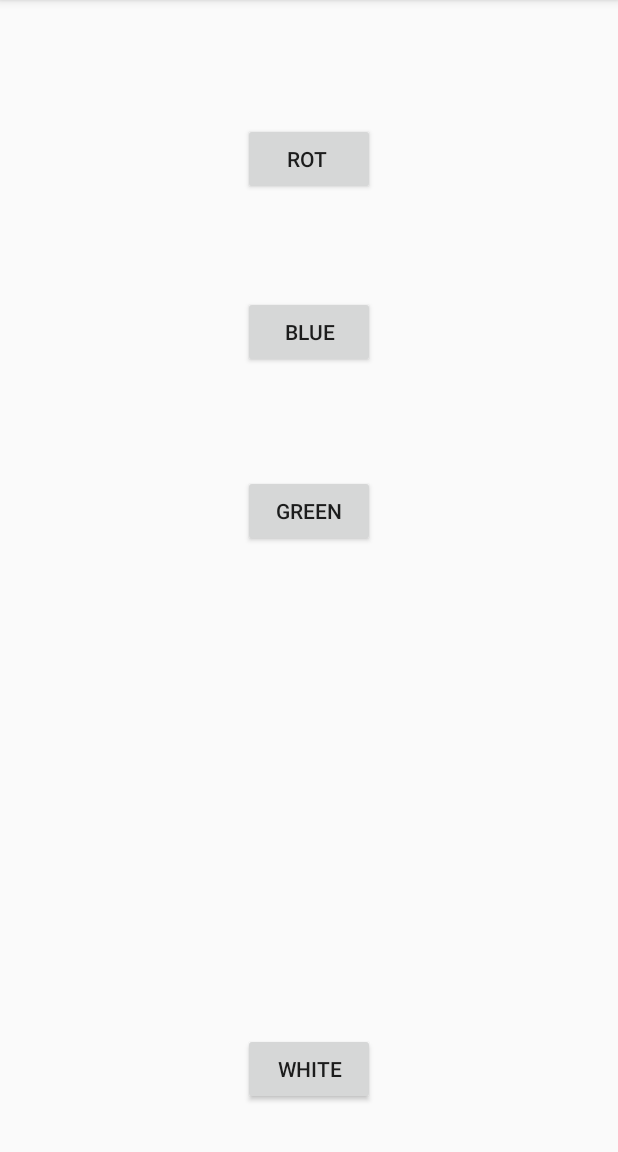
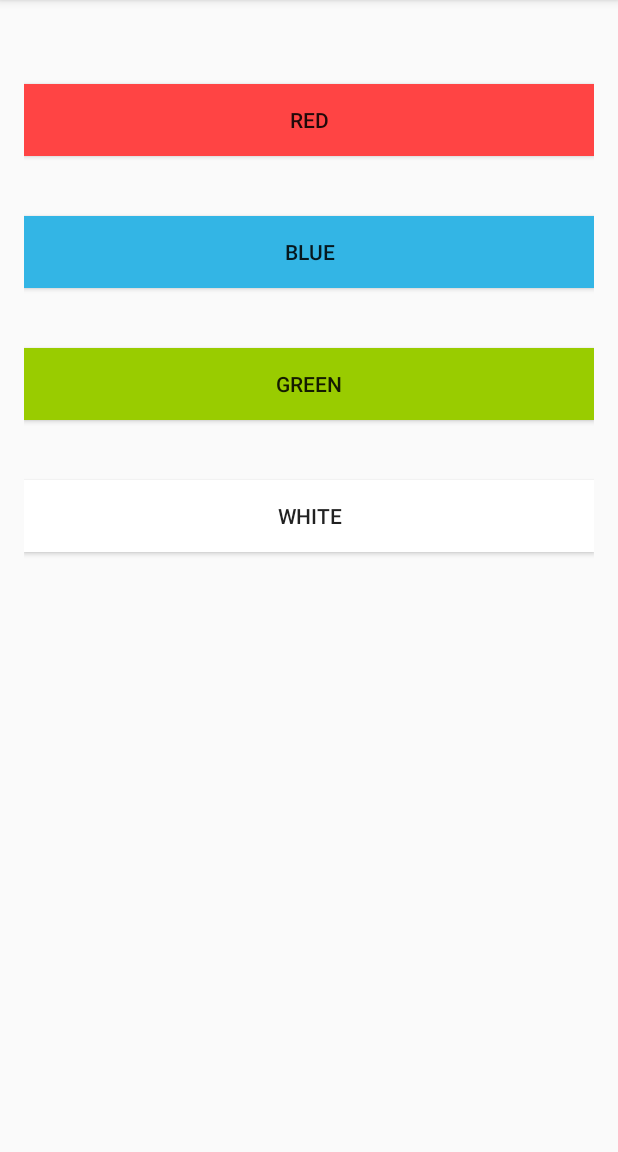
Before and after one commit to martin-dold/smartMug, an Android app: the reOrderActivity screen opened directly, with no data from a screen before it, on a phone screen of 412 x 824 dp, the part 84-1236 px from its top. Run offline under Robolectric (Android 15) with nearby library versions, the phone set to English and light mode, and no system bars.

Commit message:
layout updated

```diff
--- a/development/src/app/SmartMug/app/src/main/res/layout/activity_re_order.xml
+++ b/development/src/app/SmartMug/app/src/main/res/layout/activity_re_order.xml
@@ -10,42 +10,55 @@
     android:paddingTop="@dimen/activity_vertical_margin"
     tools:context="com.example.smartmug.reOrderActivity">
 
+    <LinearLayout
+        android:orientation="vertical"
+        android:layout_width="match_parent"
+        android:layout_height="match_parent"
+        android:layout_alignParentTop="true"
+        android:layout_alignParentLeft="true"
+        android:layout_alignParentStart="true">
+
         <Button
-        android:text="Rot "
-        android:layout_width="wrap_content"
+            android:text="Red"
+            android:layout_width="match_parent"
             android:layout_height="wrap_content"
             android:layout_alignParentTop="true"
             android:layout_centerHorizontal="true"
-        android:layout_marginTop="66dp"
-        android:id="@+id/buttonLightRed" />
+            android:layout_marginTop="40dp"
+            android:id="@+id/buttonLightRed"
+            android:background="@android:color/holo_red_light" />
 
         <Button
             android:text="Blue"
-        android:layout_width="wrap_content"
+            android:layout_width="match_parent"
             android:layout_height="wrap_content"
             android:layout_below="@+id/buttonLightRed"
             android:layout_alignLeft="@+id/buttonLightRed"
             android:layout_alignStart="@+id/buttonLightRed"
-        android:layout_marginTop="67dp"
-        android:id="@+id/buttonLightBlue" />
+            android:layout_marginTop="40dp"
+            android:id="@+id/buttonLightBlue"
+            android:background="@android:color/holo_blue_light" />
 
         <Button
             android:text="Green"
-        android:layout_width="wrap_content"
+            android:layout_width="match_parent"
             android:layout_height="wrap_content"
             android:layout_below="@+id/buttonLightBlue"
             android:layout_alignRight="@+id/buttonLightBlue"
             android:layout_alignEnd="@+id/buttonLightBlue"
-        android:layout_marginTop="71dp"
-        android:id="@+id/buttonLightGreen" />
+            android:layout_marginTop="40dp"
+            android:id="@+id/buttonLightGreen"
+            android:background="@android:color/holo_green_light" />
 
         <Button
             android:text="White"
-        android:layout_width="wrap_content"
+            android:layout_width="match_parent"
             android:layout_height="wrap_content"
             android:layout_alignParentBottom="true"
             android:layout_alignLeft="@+id/buttonLightGreen"
             android:layout_alignStart="@+id/buttonLightGreen"
-        android:layout_marginBottom="15dp"
-        android:id="@+id/buttonLightWhite" />
+            android:layout_marginTop="40dp"
+            android:id="@+id/buttonLightWhite"
+            android:background="@android:color/white" />
+    </LinearLayout>
 </RelativeLayout>
```
Lines whose indentation alone changed are shown as unchanged.
